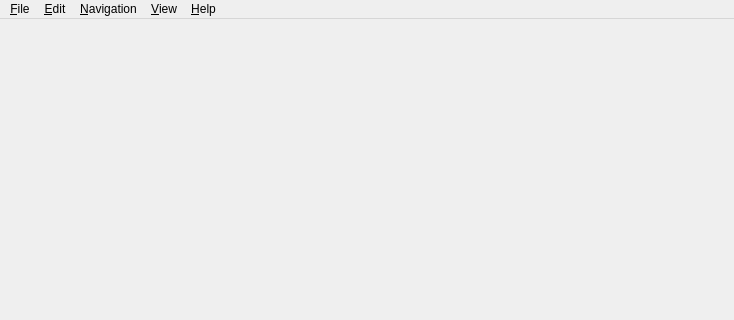
Before: the Qt Designer form libs/gui/viewer.ui in xchrdw/cgsee, drawn with Qt 5; both pictures show x 0 to 734 and y 0 to 320 of the 734 by 541 pixel window.
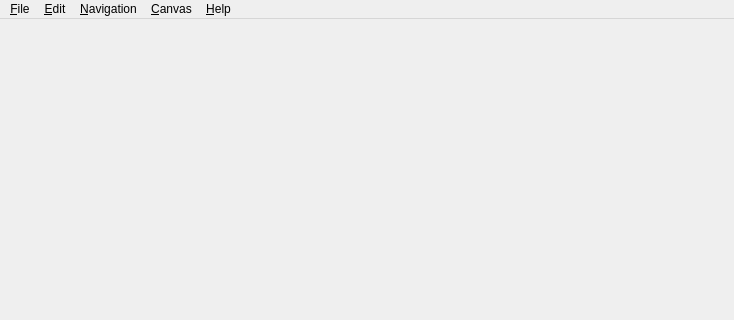
After: the same form once the commit is applied.

Commit message: ref #12 start canvas export configuration * add size functionality to export gui * change ownership and interface of exporter (used now in viewer) * add short keys for screenshots * add advanced option to viewer

Diff of the .ui file:
```diff
--- a/libs/gui/viewer.ui
+++ b/libs/gui/viewer.ui
@@ -23,9 +23,9 @@
      <height>21</height>
     </rect>
    </property>
-   <widget class="QMenu" name="viewMenu">
+   <widget class="QMenu" name="canvasMenu">
     <property name="title">
-     <string>&amp;View</string>
+     <string>&amp;Canvas</string>
     </property>
     <widget class="QMenu" name="selectFrameBufferMenu">
      <property name="title">
@@ -99,7 +99,7 @@
    <addaction name="fileMenu"/>
    <addaction name="editMenu"/>
    <addaction name="navigationMenu"/>
-   <addaction name="viewMenu"/>
+   <addaction name="canvasMenu"/>
    <addaction name="helpMenu"/>
   </widget>
   <widget class="QStatusBar" name="statusbar"/>
```
Left out of the diff: 18 changed lines with no effect on the pictures. The commit also changes 15 other files.
